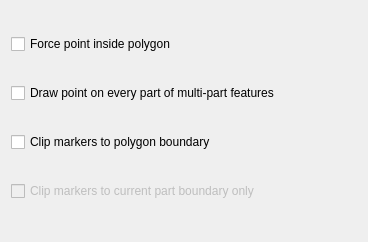
The window that src/ui/symbollayer/widget_centroidfill.ui (qgis/QGIS) describes before a commit, drawn with Qt 5.
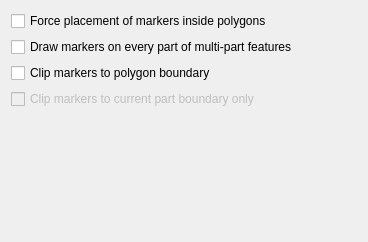
The same window after the commit.

Commit message:
Use "markers" terminology consistently in centroid fill widget
Fixes #37106

Patch:
```diff
--- a/src/ui/symbollayer/widget_centroidfill.ui
+++ b/src/ui/symbollayer/widget_centroidfill.ui
@@ -15,8 +15,6 @@
   </property>
   <layout class="QVBoxLayout" name="verticalLayout">
    <item>
-    <layout class="QHBoxLayout" name="horizontalLayout_1">
-     <item>
       <widget class="QCheckBox" name="mDrawInsideCheckBox">
        <property name="sizePolicy">
         <sizepolicy hsizetype="Preferred" vsizetype="Fixed">
@@ -25,28 +23,20 @@
         </sizepolicy>
        </property>
        <property name="text">
-        <string>Force point inside polygon</string>
+      <string>Force placement of markers inside polygons</string>
        </property>
       </widget>
      </item>
-    </layout>
-   </item>
-   <item>
-    <layout class="QHBoxLayout" name="horizontalLayout_2">
      <item>
       <widget class="QCheckBox" name="mDrawAllPartsCheckBox">
        <property name="toolTip">
         <string>When unchecked, a single point will be drawn on the biggest part of multi-part features</string>
        </property>
        <property name="text">
-        <string>Draw point on every part of multi-part features</string>
+      <string>Draw markers on every part of multi-part features</string>
        </property>
       </widget>
      </item>
-    </layout>
-   </item>
-   <item>
-    <layout class="QHBoxLayout" name="horizontalLayout_3">
      <item>
       <widget class="QCheckBox" name="mClipPointsCheckBox">
        <property name="text">
@@ -54,10 +44,6 @@
        </property>
       </widget>
      </item>
-    </layout>
-   </item>
-   <item>
-    <layout class="QHBoxLayout" name="horizontalLayout_4">
      <item>
       <widget class="QCheckBox" name="mClipOnCurrentPartOnlyCheckBox">
        <property name="enabled">
@@ -68,13 +54,17 @@
        </property>
       </widget>
      </item>
-    </layout>
-   </item>
    <item>
     <spacer>
      <property name="orientation">
       <enum>Qt::Vertical</enum>
      </property>
+     <property name="sizeHint" stdset="0">
+      <size>
+       <width>0</width>
+       <height>0</height>
+      </size>
+     </property>
     </spacer>
    </item>
   </layout>
```
Lines whose indentation alone changed are shown as unchanged.
